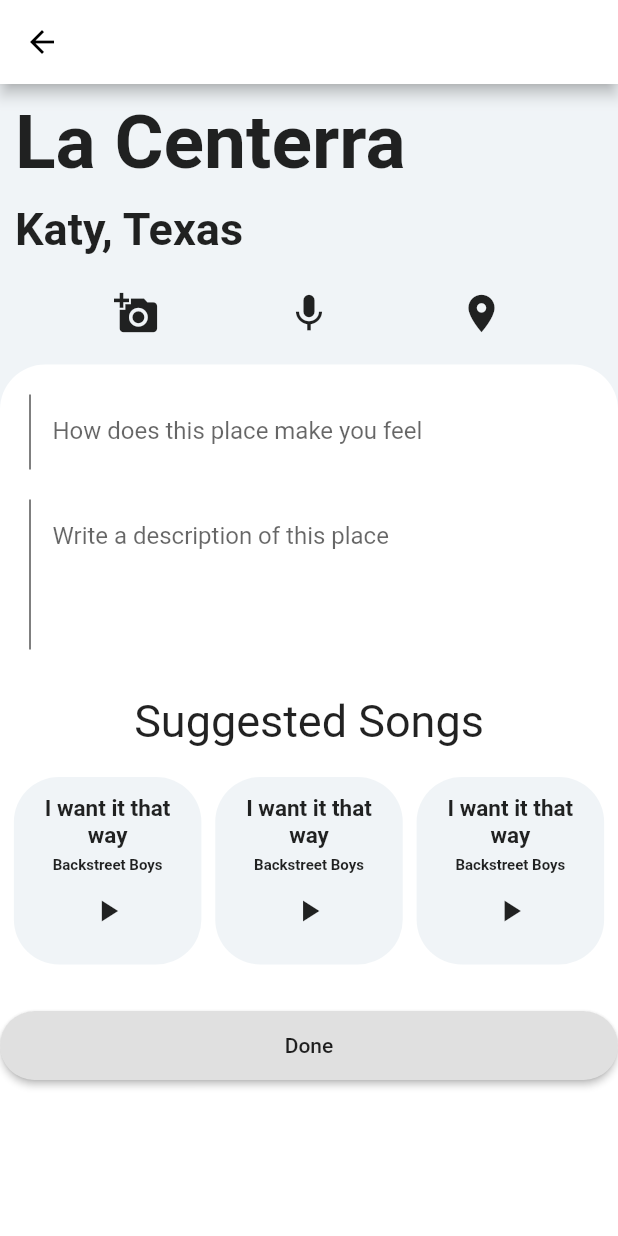
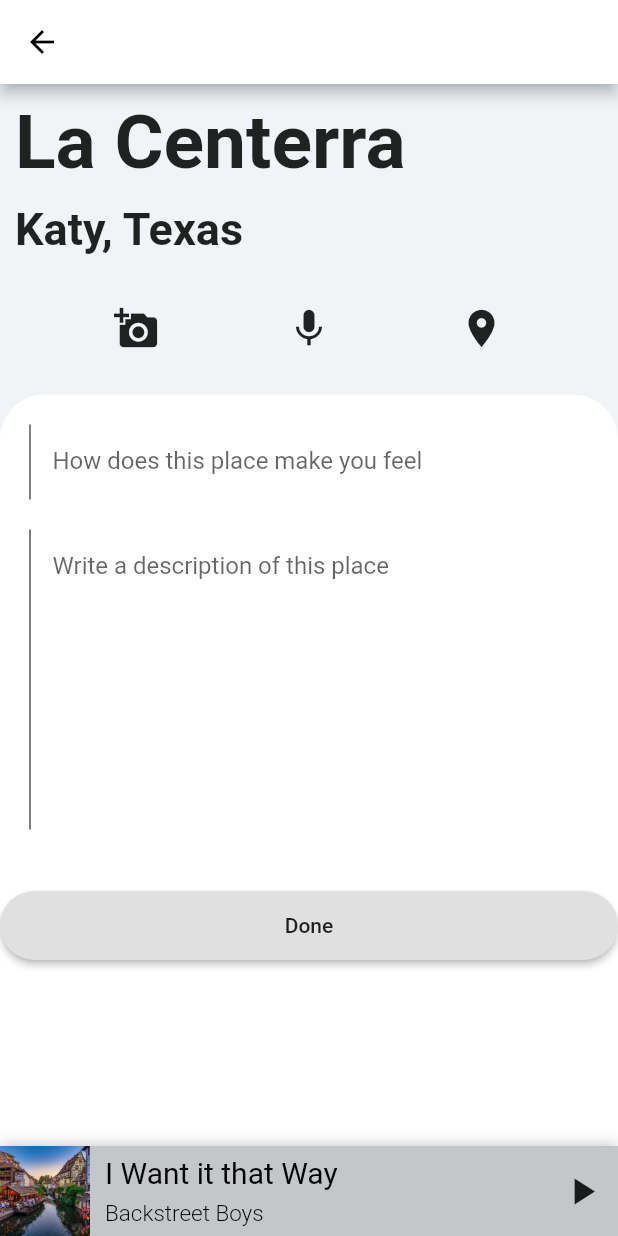
Before and after one commit to YuanSamuel/memory_notes, a Flutter app: the AddMemoryScreen screen opened directly, on a phone screen of 412 x 824 dp. Run offline on Flutter 3.47's test engine with Material 2 defaults, Android fonts, the phone set to English and light mode, and no system bars; drawn by our look-alikes of sliding_up_panel; our stand-ins replace avatar_glow, cloud_firestore, curved_navigation_bar, firebase_auth, liquid_swipe; accounts and stored records are empty.

Commit message:
added bottom play bar to add memory screen

```diff
--- a/lib/main.dart
+++ b/lib/main.dart
@@ -17,7 +17,7 @@ class MyApp extends StatelessWidget {
 
         primarySwatch: Colors.blue,
       ),
-      home: HomeScreen(),
+      home: AddMemoryScreen(),
     );
   }
 }
--- a/lib/screens/add_memory_screen.dart
+++ b/lib/screens/add_memory_screen.dart
@@ -1,5 +1,6 @@
 import 'package:flutter/material.dart';
 import 'package:memorynotes/utils/StyleConstants.dart';
+import 'package:sliding_up_panel/sliding_up_panel.dart';
 
 class AddMemoryScreen extends StatefulWidget {
   @override
@@ -8,11 +9,40 @@ class AddMemoryScreen extends StatefulWidget {
 
 class _AddMemoryScreenState extends State<AddMemoryScreen> {
 
+  Widget _nowPlayingPanel(){
+    return Container(
+      //height: 10.0,
+      color: StyleConstants.backgroundColorDark,
+      child: Row(
+        children: <Widget>[
+          //little picture
+          Container(
+            height: 60.0,
+            width: 60.0,
+            child: Image.asset('assets/images/1.jpg', fit: BoxFit.cover,),
+          ),
+          SizedBox(width: 10.0,),
+          //song name and artist
+          Column(
+            mainAxisAlignment: MainAxisAlignment.spaceEvenly,
+            crossAxisAlignment: CrossAxisAlignment.start,
+            children: <Widget>[
+              Text('I Want it that Way', style: TextStyle(color: Colors.black, fontSize: 20.0, fontWeight: FontWeight.w400),),
+              Text('Backstreet Boys', style: TextStyle(color: Colors.black, fontSize: 15.0, fontWeight: FontWeight.w300),),
+            ],
+          ),
+          Spacer(),
+          IconButton(icon: Icon(Icons.play_arrow, size: 30.0,), onPressed: () {},),
+        ],
+      )
+    );
+  }
+
   Widget _buildSuggestedSong(String songName, String artist){
     return Container(
-      height: 125.0,
-      width: 125.0,
 
+      //height: 125.0,
+      //width: 125.0,
       decoration: BoxDecoration(
         color: StyleConstants.backgroundColor,
         borderRadius: BorderRadius.circular(30.0),
@@ -41,16 +71,26 @@ class _AddMemoryScreenState extends State<AddMemoryScreen> {
     double width = MediaQuery.of(context).size.width;
     double height = MediaQuery.of(context).size.height;
 
-    return Scaffold(
+    return
+      Scaffold(
         backgroundColor: StyleConstants.backgroundColor,
         appBar: AppBar(
         leading: BackButton(color: Colors.black,),
         backgroundColor: Colors.white,
         ),
+        body: SlidingUpPanel(
+            panel: _nowPlayingPanel(),
+            minHeight: 60.0,
+            maxHeight: 60.0,
+            backdropColor: StyleConstants.backgroundColor,
+
+      //backdropEnabled: true,
+      //backdropOpacity: 0.5,
+
         body: SingleChildScrollView(
           child: Container(
             width: width,
-          height: height,
+            height: height * 0.9,
             child: Column(
               crossAxisAlignment: CrossAxisAlignment.start,
               children: <Widget>[
@@ -66,7 +106,7 @@ class _AddMemoryScreenState extends State<AddMemoryScreen> {
                   padding: const EdgeInsets.only(left: 10.0),
                   child: Text('Katy, Texas', style: TextStyle(fontSize: 30.0, fontWeight: FontWeight.w600),),
                 ),
-              SizedBox(height: 15.0,),
+                SizedBox(height: 25.0,),
                 Row(
                   mainAxisAlignment: MainAxisAlignment.spaceEvenly,
                   children: <Widget>[
@@ -84,7 +124,7 @@ class _AddMemoryScreenState extends State<AddMemoryScreen> {
                     ),
                   ],
                 ),
-              SizedBox(height: 10.0,),
+                SizedBox(height: 20.0,),
 
                 //bottom card thingy
                 Expanded(
@@ -129,11 +169,11 @@ class _AddMemoryScreenState extends State<AddMemoryScreen> {
                           Row(
                             children: <Widget>[
                               SizedBox(width: 15.0,),
-                            Container(height: 100.0,
+                              Container(height: 200.0,
                                   child: VerticalDivider(color: Colors.black, width: 10.0,)),
                               Container(
                                 margin: EdgeInsets.all(10.0),
-                              height: 100.0,
+                                height: 200.0,
                                 width: width - 100,
                                 color: Colors.white,
                                 child: TextFormField(
@@ -147,6 +187,7 @@ class _AddMemoryScreenState extends State<AddMemoryScreen> {
                           ),
 
                           //suggested songs
+                          /*
                           SizedBox(height: 20.0,),
                           Text('Suggested Songs', style: TextStyle(fontSize: 30.0),),
                           SizedBox(height: 20.0,),
@@ -161,7 +202,7 @@ class _AddMemoryScreenState extends State<AddMemoryScreen> {
                               _buildSuggestedSong("I want it that way", "Backstreet Boys"),
                             ],
                           ),
-
+*/
                           SizedBox(height: 5.0,),
                           Container(
                             padding: EdgeInsets.symmetric(vertical: 25.0),
@@ -174,13 +215,16 @@ class _AddMemoryScreenState extends State<AddMemoryScreen> {
                               child: Text('Done'),
                               onPressed: () {},
                             ),
-                        )
+                          ),
+
                         ],
                       ),
                     ),
                   ),
                 ),
+
               ],
+            ),
           ),
         ),
       ),
--- a/lib/screens/gallery_screen.dart
+++ b/lib/screens/gallery_screen.dart
@@ -28,11 +28,11 @@ class _GalleryScreenState extends State<GalleryScreen> {
             Row(
               mainAxisAlignment: MainAxisAlignment.spaceEvenly,
               children: <Widget>[
-                IconButton(icon: Icon(Icons.mood_bad), onPressed: (){},),
-                IconButton(icon: Icon(Icons.sentiment_dissatisfied), onPressed: (){},),
-                IconButton(icon: Icon(Icons.sentiment_neutral), onPressed: (){},),
-                IconButton(icon: Icon(Icons.sentiment_satisfied),  onPressed: (){},),
-                IconButton(icon: Icon(Icons.sentiment_very_satisfied), onPressed: (){},),
+                IconButton(icon: Icon(Icons.mood_bad, size: 35.0,), onPressed: (){},),
+                IconButton(icon: Icon(Icons.sentiment_dissatisfied, size: 35.0), onPressed: (){},),
+                IconButton(icon: Icon(Icons.sentiment_neutral, size: 35.0), onPressed: (){},),
+                IconButton(icon: Icon(Icons.sentiment_satisfied, size: 35.0),  onPressed: (){},),
+                IconButton(icon: Icon(Icons.sentiment_very_satisfied, size: 35.0), onPressed: (){},),
               ],
             ),
 
--- a/lib/utils/StyleConstants.dart
+++ b/lib/utils/StyleConstants.dart
@@ -4,6 +4,8 @@ class StyleConstants{
   static TextStyle onboardingText = TextStyle(fontSize: 20.0, color: Colors.white );
 
   static Color backgroundColor = new Color(0xffF0F4F7);
+
+  static Color backgroundColorDark = new Color(0xffc3c7c9);
 
   static TextStyle loginHintTextStyle = TextStyle(
     color: Colors.white54,
--- a/pubspec.yaml
+++ b/pubspec.yaml
@@ -29,7 +29,8 @@ dependencies:
 
   curved_navigation_bar: ^0.3.2
   liquid_swipe: ^1.3.1
-  avatar_glow:
+  avatar_glow: ^1.1.0
+  sliding_up_panel: ^1.0.0
 
 dev_dependencies:
   flutter_test:
```
Also changed, not shown: pubspec.lock. Lines whose indentation alone changed are shown as unchanged.
